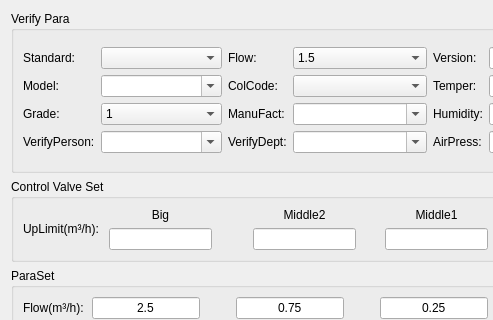
flimmy78/qtverify, file source/systemset/systemsetdlg/ui/parasetdlg.ui: the form before one commit; both pictures show x 0 to 493 and y 0 to 320 of the 655 by 624 pixel window.
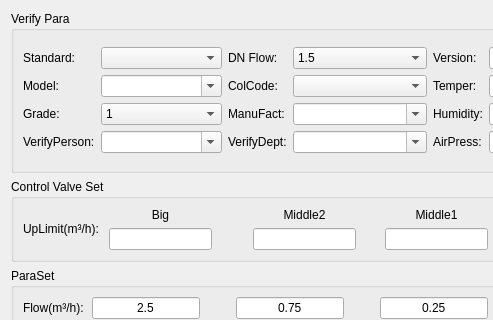
The form after the commit. Icons and pictures are not drawn. Custom widgets are drawn as their Qt base class.

Commit message: 参数设置常用流量和安全系数名称 区别

```diff
--- a/source/systemset/systemsetdlg/ui/parasetdlg.ui
+++ b/source/systemset/systemsetdlg/ui/parasetdlg.ui
@@ -130,7 +130,7 @@
            </sizepolicy>
           </property>
           <property name="text">
-           <string>Flow:</string>
+           <string>DN Flow:</string>
           </property>
          </widget>
         </item>
```
